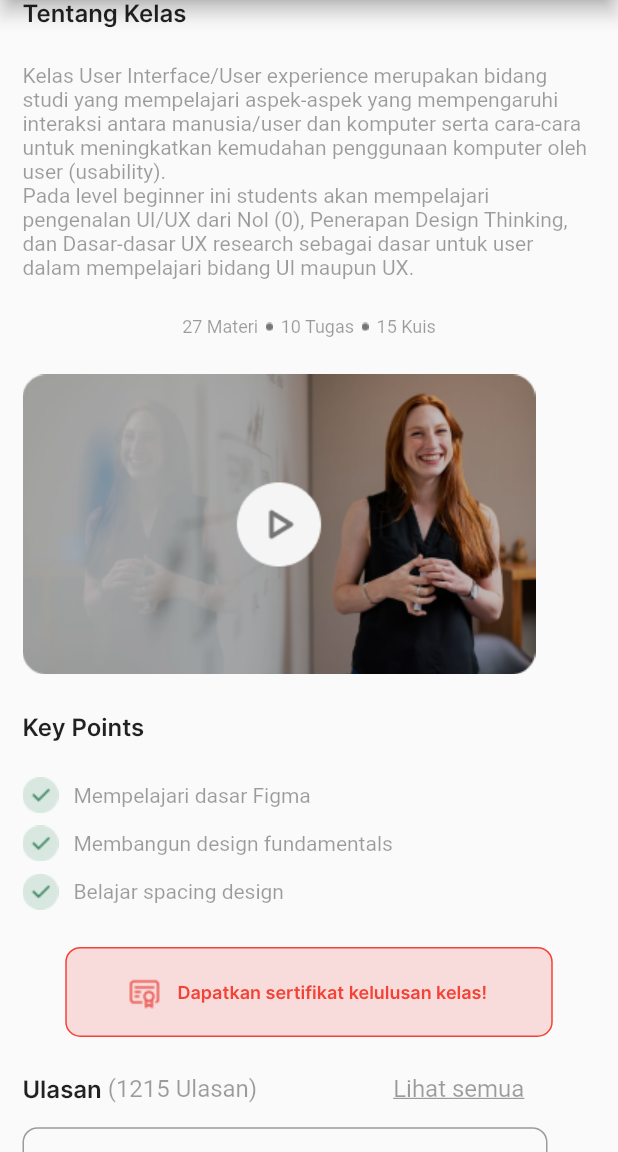
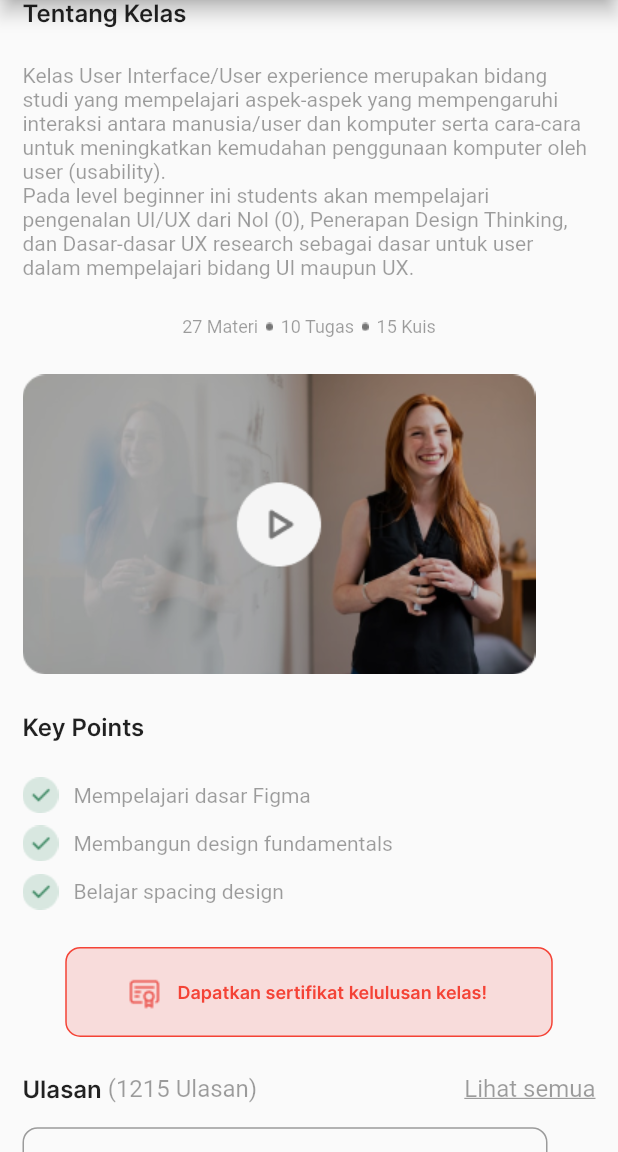
Before and after one commit to IGustiFajar/3G-PAPB, a Flutter app: the KelasDetail screen opened by its route, scrolled down 576 dp, on a phone screen of 412 x 824 dp, the part 84-1236 px from its top. Run offline on Flutter 3.47's test engine with Material 2 defaults, Android fonts, the phone set to English and light mode, and no system bars; our stand-ins replace curved_navigation_bar, flutter_screenutil, flutter_svg, get, rflutter_alert, sliding_up_panel.

Commit message:
update-detailkelaspage

```diff
--- a/edutech/lib/pages/detailKelasPage.dart
+++ b/edutech/lib/pages/detailKelasPage.dart
@@ -420,9 +420,6 @@ class KelasDetail extends StatelessWidget {
                 ),
                 Row(
                   children: <Widget>[
-                    Container(
-                      child: Row(
-                        children: <Widget>[
                     Text(
                       'Ulasan',
                       style: TextStyle(fontSize: 16, fontFamily: 'InterSemiBold'),
@@ -431,15 +428,10 @@ class KelasDetail extends StatelessWidget {
                       ' (1215 Ulasan)',
                       style: TextStyle(fontSize: 16, color: Colors.black38),
                     ),
-                          SizedBox(
-                            width: bodyHeight * 1.25,
-                          ),
+                    Spacer(),
                     Text(
                       'Lihat semua',
                       style: TextStyle(fontSize: 16, color: Colors.black38, decoration: TextDecoration.underline),
-                          ),
-                        ],
-                      ),
                     ),
                   ],
                 ),
@@ -463,15 +455,17 @@ class KelasDetail extends StatelessWidget {
                             SizedBox(
                               height: bodyHeight * 0.02,
                             ),
-                            Wrap(
-                              spacing: bodyHeight * 1.4,
+                            Row(
                               children: <Widget>[
                                 Text(
                                   'Rehan',
                                   style: TextStyle(fontSize: 16, fontFamily: 'InterSemiBold'),
                                 ),
+                                SizedBox(
+                                  width: 10,
+                                ),
                                 Text('2 hari lalu',
-                                  style: TextStyle(fontSize: 14, color: Colors.black38),)
+                                  style: TextStyle(fontSize: 14, color: Colors.black38),),
                               ],
                             ),
                             SizedBox(
@@ -532,12 +526,14 @@ class KelasDetail extends StatelessWidget {
                             SizedBox(
                               height: bodyHeight * 0.02,
                             ),
-                            Wrap(
-                              spacing: bodyHeight * 1.4,
+                            Row(
                               children: <Widget>[
                                 Text(
                                   'Cindy',
                                   style: TextStyle(fontSize: 16, fontFamily: 'InterSemiBold'),
+                                ),
+                                SizedBox(
+                                  width: 10,
                                 ),
                                 Text('5 hari lalu',
                                   style: TextStyle(fontSize: 14, color: Colors.black38),)
@@ -582,7 +578,7 @@ class KelasDetail extends StatelessWidget {
                     )
                 ),
                 SizedBox(
-                  height: bodyHeight * 0.02,
+                  height: bodyHeight * 0.06,
                 ),
                 Text(
                   'Kelas Terkait',
@@ -590,7 +586,7 @@ class KelasDetail extends StatelessWidget {
                       fontSize: 16, fontFamily: 'InterSemiBold'),
                 ),
                 SizedBox(
-                  height: bodyHeight * 0.02,
+                  height: bodyHeight * 0.03,
                 ),
                 GestureDetector(
                   //Intermediate
@@ -1039,9 +1035,6 @@ class KelasDetail extends StatelessWidget {
                       ),
                       Row(
                         children: <Widget>[
-                          Container(
-                            child: Row(
-                              children: <Widget>[
                           Text(
                             'Ulasan',
                             style: TextStyle(fontSize: 16, fontFamily: 'InterSemiBold'),
@@ -1050,15 +1043,10 @@ class KelasDetail extends StatelessWidget {
                             ' (1215 Ulasan)',
                             style: TextStyle(fontSize: 16, color: Colors.black38),
                           ),
-                                SizedBox(
-                                  width: bodyHeight * 0.11,
-                                ),
+                          Spacer(),
                           Text(
                             'Lihat semua',
                             style: TextStyle(fontSize: 16, color: Colors.black38, decoration: TextDecoration.underline),
-                                ),
-                              ],
-                            ),
                           ),
                         ],
                       ),
@@ -1082,15 +1070,17 @@ class KelasDetail extends StatelessWidget {
                                 SizedBox(
                                   height: bodyHeight * 0.02,
                                 ),
-                                Wrap(
-                                  spacing: bodyHeight * 0.15,
+                                Row(
                                   children: <Widget>[
                                     Text(
                                       'Rehan',
                                       style: TextStyle(fontSize: 16, fontFamily: 'InterSemiBold'),
                                     ),
+                                    SizedBox(
+                                      width: 10,
+                                    ),
                                     Text('2 hari lalu',
-                                      style: TextStyle(fontSize: 14, color: Colors.black38),)
+                                      style: TextStyle(fontSize: 14, color: Colors.black38),),
                                   ],
                                 ),
                                 SizedBox(
@@ -1151,12 +1141,14 @@ class KelasDetail extends StatelessWidget {
                                   SizedBox(
                                     height: bodyHeight * 0.02,
                                   ),
-                                  Wrap(
-                                    spacing: bodyHeight * 0.15,
+                                  Row(
                                     children: <Widget>[
                                       Text(
                                         'Cindy',
                                         style: TextStyle(fontSize: 16, fontFamily: 'InterSemiBold'),
+                                      ),
+                                      SizedBox(
+                                        width: 10,
                                       ),
                                       Text('5 hari lalu',
                                         style: TextStyle(fontSize: 14, color: Colors.black38),)
@@ -1201,7 +1193,7 @@ class KelasDetail extends StatelessWidget {
                           )
                       ),
                       SizedBox(
-                        height: bodyHeight * 0.02,
+                        height: bodyHeight * 0.04,
                       ),
                       Text(
                         'Kelas Terkait',
```
Lines whose indentation alone changed are shown as unchanged.
